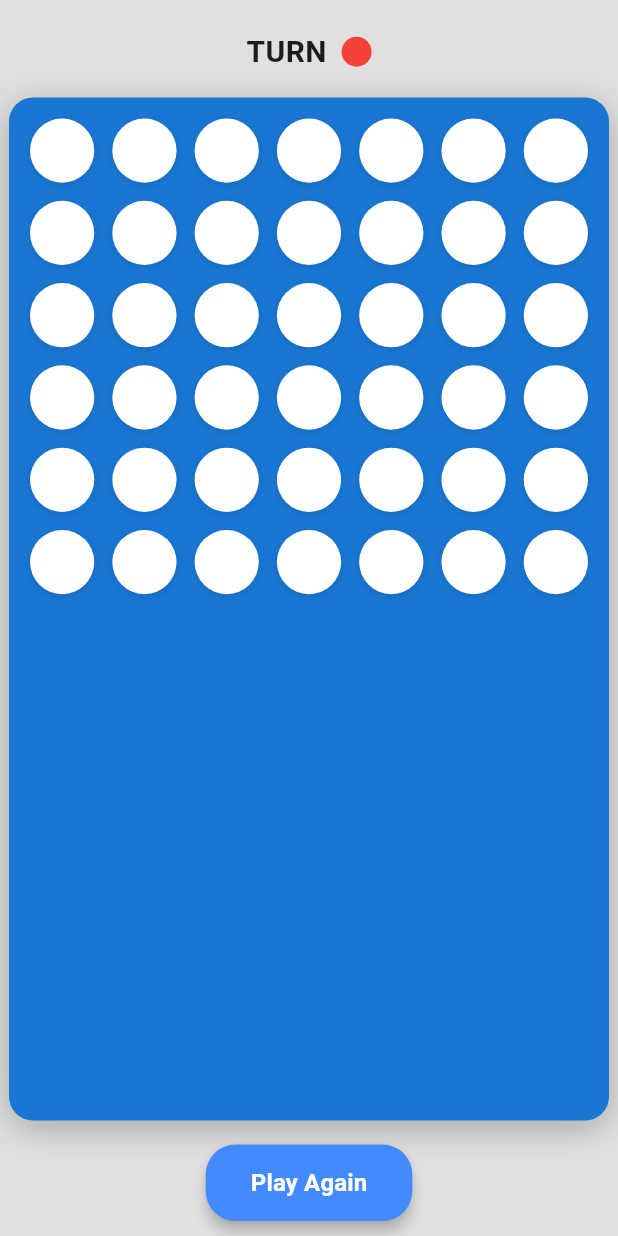
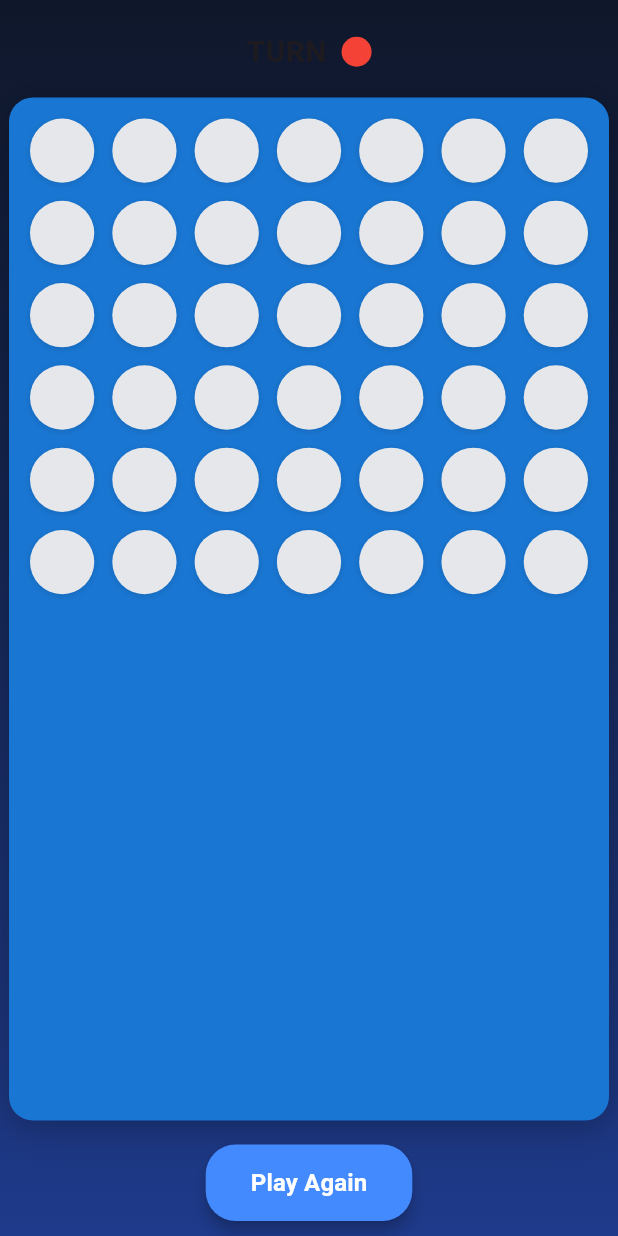
Before and after one commit to Diaa-Essam/Connect-4, a Flutter app: the screen it shows after launch, on a phone screen of 412 x 824 dp. Run offline on Flutter 3.47's test engine with Material 3 defaults, Android fonts, the phone set to English and light mode, and no system bars.

Commit message:
style: improve board contrast with softer gradient and cell colors

```diff
--- a/lib/presentation/game_screen.dart
+++ b/lib/presentation/game_screen.dart
@@ -17,7 +17,15 @@ class _GameScreenState extends State<GameScreen> {
   Widget build(BuildContext context) {
     return Scaffold(
       backgroundColor: Colors.grey[300],
-      body: SafeArea(
+      body: Container(
+        decoration: BoxDecoration(
+          gradient: LinearGradient(
+            colors: [Color(0xFF0F172A), Color(0xFF1E3A8A)],
+            begin: Alignment.topCenter,
+            end: Alignment.bottomCenter,
+          ),
+        ),
+        child: SafeArea(
           child: Center(
             child: Column(
               children: [
@@ -31,7 +39,10 @@ class _GameScreenState extends State<GameScreen> {
                           : controller.winner == null
                           ? "TURN"
                           : "WINNER",
-                    style: TextStyle(fontWeight: FontWeight.bold, fontSize: 20),
+                      style: TextStyle(
+                        fontWeight: FontWeight.bold,
+                        fontSize: 20,
+                      ),
                     ),
                     SizedBox(width: 10),
                     if (!controller.isDraw)
@@ -87,7 +98,7 @@ class _GameScreenState extends State<GameScreen> {
                           } else if (cell == 2) {
                             color = Colors.yellow;
                           } else {
-                          color = Colors.white;
+                            color = Color(0xFFE5E7EB);
                           }
                           return InkWell(
                             borderRadius: BorderRadius.circular(50),
@@ -166,6 +177,7 @@ class _GameScreenState extends State<GameScreen> {
             ),
           ),
         ),
+      ),
     );
   }
 }
```
Lines whose indentation alone changed are shown as unchanged.
